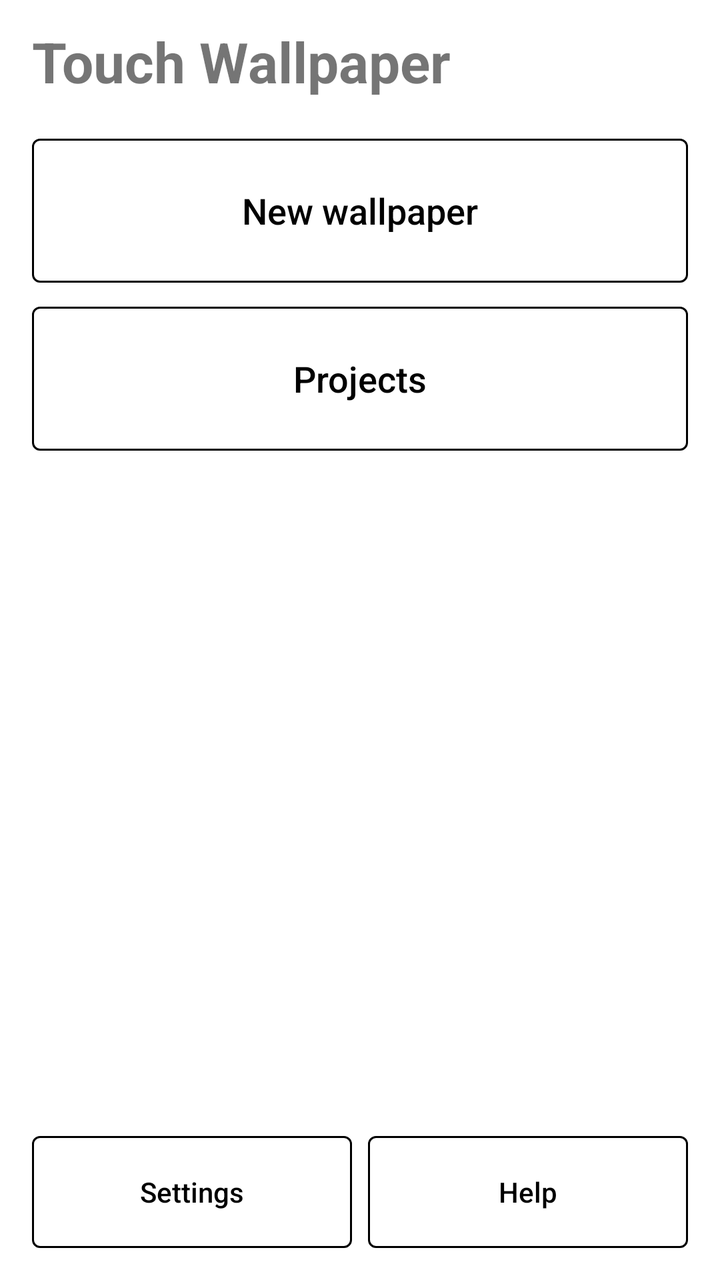
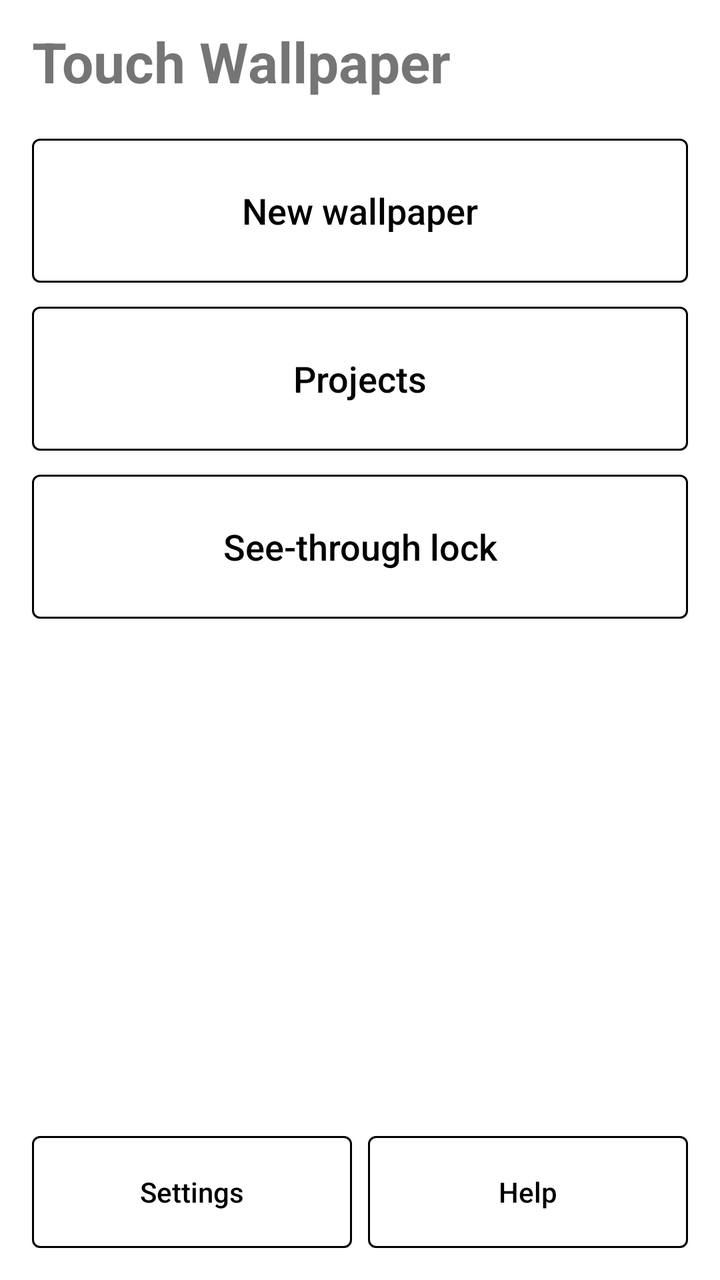

The first picture is an Android layout as it rendered before a commit; the second is the same layout after the commit. The layout source and the unified diff follow.
<!-- AndroidManifest.xml: application theme Theme.TouchWallpaper -->
<!-- res/layout/activity_home.xml -->
<?xml version="1.0" encoding="utf-8"?>
<LinearLayout xmlns:android="http://schemas.android.com/apk/res/android"
    android:layout_width="match_parent"
    android:layout_height="match_parent"
    android:orientation="vertical"
    android:padding="@dimen/gap_section">

    <TextView
        android:layout_width="match_parent"
        android:layout_height="wrap_content"
        android:paddingHorizontal="@dimen/gap_button"
        android:text="@string/app_name"
        android:textSize="28sp"
        android:textStyle="bold" />

    <TextView
        android:id="@+id/status"
        android:layout_width="match_parent"
        android:layout_height="wrap_content"
        android:paddingHorizontal="@dimen/gap_button"
        android:layout_marginTop="8dp"
        android:textSize="15sp"
        android:visibility="gone" />

    <TextView
        android:id="@+id/device_warning"
        android:layout_width="match_parent"
        android:layout_height="wrap_content"
        android:paddingHorizontal="@dimen/gap_button"
        android:layout_marginTop="8dp"
        android:textSize="14sp"
        android:visibility="gone" />

    <com.google.android.material.button.MaterialButton
        android:id="@+id/new_wallpaper"
        android:layout_width="match_parent"
        android:layout_height="72dp"
        android:layout_marginHorizontal="@dimen/gap_button"
        android:layout_marginTop="20dp"
        android:text="@string/new_wallpaper"
        android:textSize="18sp" />

    <com.google.android.material.button.MaterialButton
        android:id="@+id/projects"
        android:layout_width="match_parent"
        android:layout_height="72dp"
        android:layout_marginHorizontal="@dimen/gap_button"
        android:layout_marginTop="@dimen/gap_section"
        android:text="@string/projects"
        android:textSize="18sp" />

    <com.google.android.material.button.MaterialButton
        android:id="@+id/restore_original"
        android:layout_width="match_parent"
        android:layout_height="56dp"
        android:layout_marginHorizontal="@dimen/gap_button"
        android:layout_marginTop="@dimen/gap_section"
        android:text="@string/restore_original"
        android:visibility="gone" />

    <View
        android:layout_width="match_parent"
        android:layout_height="0dp"
        android:layout_weight="1" />

    <LinearLayout
        style="@style/ButtonRow">

        <com.google.android.material.button.MaterialButton
            android:id="@+id/settings"
            style="@style/RowButton"
            android:layout_height="56dp"
            android:text="@string/settings" />

        <com.google.android.material.button.MaterialButton
            android:id="@+id/help"
            style="@style/RowButton"
            android:layout_height="56dp"
            android:text="@string/help" />
    </LinearLayout>
</LinearLayout>
<!-- resources referenced by this layout -->
<resources>
  <dimen name="gap_button">4dp</dimen>
  <dimen name="gap_section">12dp</dimen>
  <string name="app_name">Touch Wallpaper</string>
  <string name="help">Help</string>
  <string name="new_wallpaper">New wallpaper</string>
  <string name="projects">Projects</string>
  <string name="restore_original">Restore original wallpaper</string>
  <string name="settings">Settings</string>
  <style name="ButtonRow">
          <item name="android:layout_width">match_parent</item>
          <item name="android:layout_height">wrap_content</item>
          <item name="android:baselineAligned">false</item>
          <item name="android:gravity">center_vertical</item>
          <item name="android:orientation">horizontal</item>
      </style>
  <style name="RowButton">
          <item name="android:layout_width">0dp</item>
          <item name="android:layout_height">48dp</item>
          <item name="android:layout_weight">1</item>
          <item name="android:layout_margin">@dimen/gap_button</item>
      </style>
  <style name="Theme.TouchWallpaper" parent="Theme.MaterialComponents.Light.NoActionBar">
          <item name="colorPrimary">#000000</item>
          <item name="colorPrimaryVariant">#000000</item>
          <item name="colorOnPrimary">#FFFFFF</item>
          <item name="colorSecondary">#000000</item>
          <item name="colorOnSecondary">#FFFFFF</item>
          <item name="colorControlActivated">#000000</item>
          <item name="colorControlNormal">#000000</item>
          <item name="colorControlHighlight">#00000000</item>
          <item name="android:windowBackground">@android:color/white</item>
          <item name="android:statusBarColor">@android:color/white</item>
          <item name="android:windowLightStatusBar">true</item>
          <item name="android:windowDisablePreview">true</item>
          <item name="android:textColorPrimary">#000000</item>
          <item name="android:textColorSecondary">#000000</item>
          <item name="materialButtonStyle">@style/EinkButton</item>
          <item name="alertDialogTheme">@style/EinkDialog</item>
      </style>
  <style name="EinkButton" parent="Widget.MaterialComponents.Button.OutlinedButton">
          <item name="android:textColor">#000000</item>
          <item name="android:textAllCaps">false</item>
          <item name="android:stateListAnimator">@null</item>
          <item name="android:minHeight">48dp</item>
          <item name="android:letterSpacing">0</item>
          <item name="android:paddingStart">4dp</item>
          <item name="android:paddingEnd">4dp</item>
          <item name="android:insetTop">0dp</item>
          <item name="android:insetBottom">0dp</item>
          <item name="strokeColor">#000000</item>
          <item name="strokeWidth">1dp</item>
          <item name="rippleColor">#00000000</item>
      </style>
  <style name="EinkDialog" parent="ThemeOverlay.MaterialComponents.Dialog.Alert">
          <item name="colorPrimary">#000000</item>
          <item name="colorControlHighlight">#00000000</item>
          <item name="buttonBarPositiveButtonStyle">@style/EinkDialogButton</item>
          <item name="buttonBarNegativeButtonStyle">@style/EinkDialogButton</item>
          <item name="buttonBarNeutralButtonStyle">@style/EinkDialogButton</item>
      </style>
  <style name="EinkDialogButton" parent="EinkButton">
          <item name="android:layout_marginStart">@dimen/gap_panel</item>
          <item name="android:minWidth">64dp</item>
          <item name="android:layout_marginTop">@dimen/gap_button</item>
      </style>
  <dimen name="gap_panel">8dp</dimen>
</resources>

<!-- the commit's change to res/layout/activity_home.xml (unified diff, before → after) -->
@@ -50,6 +50,15 @@
         android:textSize="18sp" />
 
     <com.google.android.material.button.MaterialButton
+        android:id="@+id/see_through"
+        android:layout_width="match_parent"
+        android:layout_height="72dp"
+        android:layout_marginHorizontal="@dimen/gap_button"
+        android:layout_marginTop="@dimen/gap_section"
+        android:text="@string/see_through"
+        android:textSize="18sp" />
+
+    <com.google.android.material.button.MaterialButton
         android:id="@+id/restore_original"
         android:layout_width="match_parent"
         android:layout_height="56dp"
<!-- resource entries referenced after the edit -->
@@ -7,6 +7,7 @@
   <string name="new_wallpaper">New wallpaper</string>
   <string name="projects">Projects</string>
   <string name="restore_original">Restore original wallpaper</string>
+  <string name="see_through">See-through lock</string>
   <string name="settings">Settings</string>
   <style name="ButtonRow">
           <item name="android:layout_width">match_parent</item>
